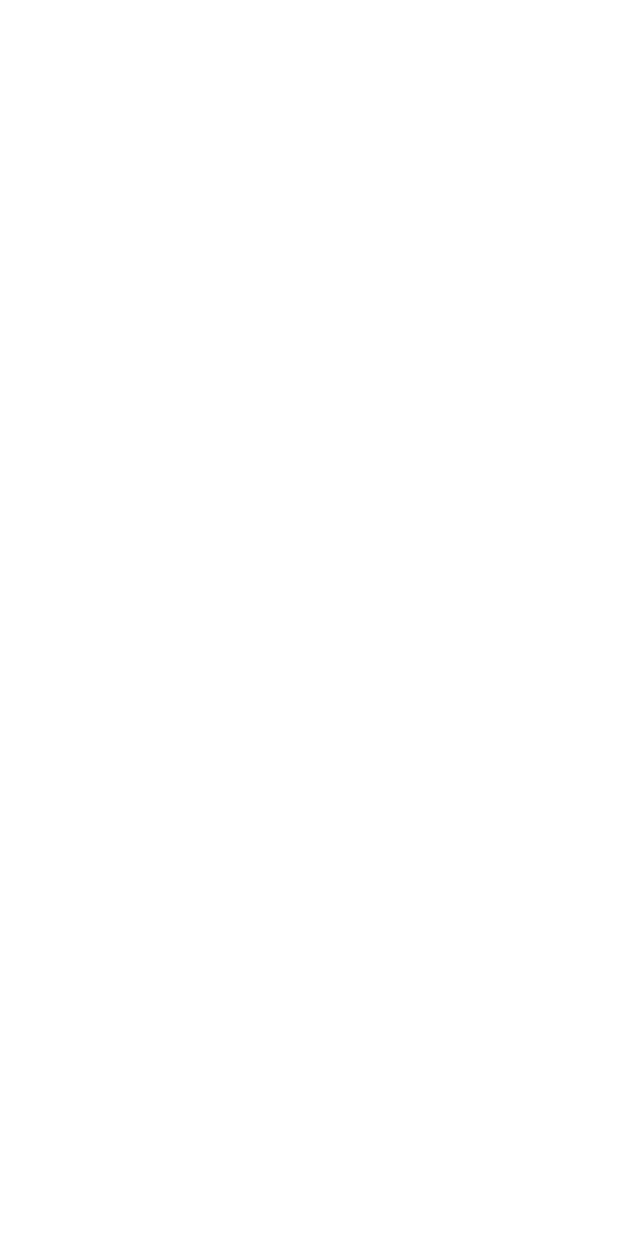
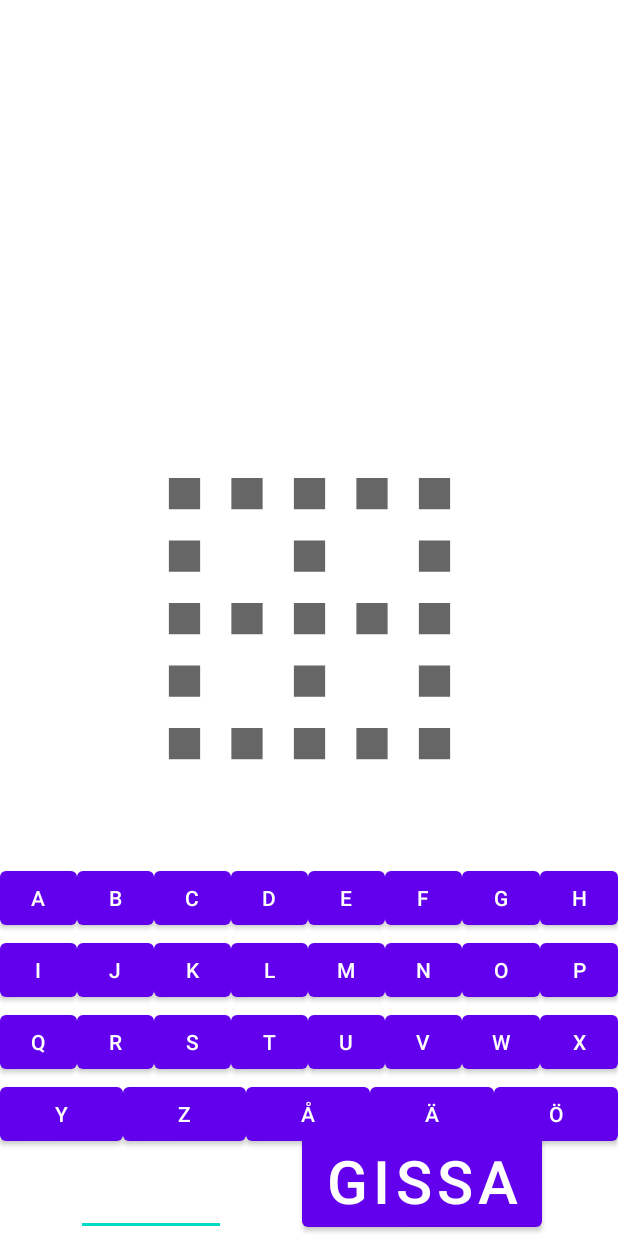
Before and after one commit to pernillaTherese/pernillasHangman, an Android app: the PlayActivity screen opened directly, with no data from a screen before it, on a phone screen of 412 x 824 dp. Before the commit the screen is empty. Run offline under Robolectric (Android 15) with nearby library versions, the phone set to English and light mode, and no system bars.

Commit message:
Closing for the day

```diff
--- /dev/null
+++ b/app/src/main/java/com/pernillatherese/hangman/KeyBoard.java
@@ -0,0 +1,137 @@
+package com.pernillatherese.hangman;
+
+import android.content.Context;
+import android.text.TextUtils;
+import android.util.AttributeSet;
+import android.util.SparseArray;
+import android.view.LayoutInflater;
+import android.view.View;
+import android.view.inputmethod.InputConnection;
+import android.widget.Button;
+import android.widget.LinearLayout;
+
+public class KeyBoard extends LinearLayout implements View.OnClickListener {
+
+    private Button buttonA, buttonB, buttonC, buttonD, buttonE, buttonF, buttonG,
+        buttonH, buttonI, buttonJ, buttonK, buttonL, buttonM, buttonN, buttonO, buttonP, buttonQ,
+        buttonR, buttonS, buttonT, buttonU, buttonV, buttonW, buttonX, buttonY, buttonZ, buttonAU,
+        buttonAE, buttonOE;
+
+    private SparseArray<String> keyValues = new SparseArray<>();
+    private InputConnection inputConnection;
+
+    public KeyBoard(Context context) {
+        this(context, null, 0);
+    }
+
+    public KeyBoard(Context context, AttributeSet attrs) {
+        this(context, attrs, 0);
+    }
+
+    public KeyBoard(Context context, AttributeSet attrs, int defStyleAttr) {
+        super(context, attrs, defStyleAttr);
+        init(context, attrs);
+    }
+
+    private void init(Context context, AttributeSet attrs) {
+        LayoutInflater.from(context).inflate(R.layout.keyboard, this, true);
+        buttonA = (Button) findViewById(R.id.button_a);
+        buttonA.setOnClickListener(this);
+        buttonB = (Button) findViewById(R.id.button_b);
+        buttonB.setOnClickListener(this);
+        buttonC = (Button) findViewById(R.id.button_c);
+        buttonC.setOnClickListener(this);
+        buttonD = (Button) findViewById(R.id.button_d);
+        buttonD.setOnClickListener(this);
+        buttonE = (Button) findViewById(R.id.button_e);
+        buttonE.setOnClickListener(this);
+        buttonF = (Button) findViewById(R.id.button_f);
+        buttonF.setOnClickListener(this);
+        buttonG = (Button) findViewById(R.id.button_g);
+        buttonG.setOnClickListener(this);
+        buttonH = (Button) findViewById(R.id.button_h);
+        buttonH.setOnClickListener(this);
+        buttonI = (Button) findViewById(R.id.button_i);
+        buttonI.setOnClickListener(this);
+        buttonJ = (Button) findViewById(R.id.button_j);
+        buttonJ.setOnClickListener(this);
+        buttonK = (Button) findViewById(R.id.button_k);
+        buttonK.setOnClickListener(this);
+        buttonL = (Button) findViewById(R.id.button_l);
+        buttonL.setOnClickListener(this);
+        buttonM = (Button) findViewById(R.id.button_m);
+        buttonM.setOnClickListener(this);
+        buttonN = (Button) findViewById(R.id.button_n);
+        buttonN.setOnClickListener(this);
+        buttonO = (Button) findViewById(R.id.button_o);
+        buttonO.setOnClickListener(this);
+        buttonP = (Button) findViewById(R.id.button_p);
+        buttonP.setOnClickListener(this);
+        buttonQ = (Button) findViewById(R.id.button_q);
+        buttonQ.setOnClickListener(this);
+        buttonR = (Button) findViewById(R.id.button_r);
+        buttonR.setOnClickListener(this);
+        buttonS = (Button) findViewById(R.id.button_s);
+        buttonS.setOnClickListener(this);
+        buttonT = (Button) findViewById(R.id.button_t);
+        buttonT.setOnClickListener(this);
+        buttonU = (Button) findViewById(R.id.button_u);
+        buttonU.setOnClickListener(this);
+        buttonV = (Button) findViewById(R.id.button_v);
+        buttonV.setOnClickListener(this);
+        buttonX = (Button) findViewById(R.id.button_x);
+        buttonX.setOnClickListener(this);
+        buttonY = (Button) findViewById(R.id.button_y);
+        buttonY.setOnClickListener(this);
+        buttonZ = (Button) findViewById(R.id.button_z);
+        buttonZ.setOnClickListener(this);
+        buttonAU = (Button) findViewById(R.id.button_å);
+        buttonAU.setOnClickListener(this);
+        buttonAE = (Button) findViewById(R.id.button_ä);
+        buttonAE.setOnClickListener(this);
+        buttonOE = (Button) findViewById(R.id.button_ö);
+        buttonOE.setOnClickListener(this);
+
+        keyValues.put(R.id.button_a, "A");
+        keyValues.put(R.id.button_b, "B");
+        keyValues.put(R.id.button_c, "C");
+        keyValues.put(R.id.button_d, "D");
+        keyValues.put(R.id.button_e, "E");
+        keyValues.put(R.id.button_f, "F");
+        keyValues.put(R.id.button_g, "G");
+        keyValues.put(R.id.button_h, "H");
+        keyValues.put(R.id.button_i, "I");
+        keyValues.put(R.id.button_j, "J");
+        keyValues.put(R.id.button_k, "K");
+        keyValues.put(R.id.button_l, "L");
+        keyValues.put(R.id.button_m, "M");
+        keyValues.put(R.id.button_n, "N");
+        keyValues.put(R.id.button_o, "O");
+        keyValues.put(R.id.button_p, "P");
+        keyValues.put(R.id.button_q, "Q");
+        keyValues.put(R.id.button_r, "R");
+        keyValues.put(R.id.button_s, "S");
+        keyValues.put(R.id.button_t, "T");
+        keyValues.put(R.id.button_u, "U");
+        keyValues.put(R.id.button_v, "V");
+        keyValues.put(R.id.button_w, "W");
+        keyValues.put(R.id.button_x, "X");
+        keyValues.put(R.id.button_y, "Y");
+        keyValues.put(R.id.button_z, "Z");
+        keyValues.put(R.id.button_å, "Å");
+        keyValues.put(R.id.button_ä, "Ä");
+        keyValues.put(R.id.button_ö, "Ö");
+    }
+    @Override
+    public void onClick(View view) {
+        if (inputConnection == null)
+            return;
+        }
+
+        public void setInputConnection(InputConnection ic) {
+            inputConnection = ic;
+        }
+
+
+
+}
--- a/app/src/main/java/com/pernillatherese/hangman/PlayActivity.java
+++ b/app/src/main/java/com/pernillatherese/hangman/PlayActivity.java
@@ -2,13 +2,40 @@ package com.pernillatherese.hangman;
 
 import androidx.appcompat.app.AppCompatActivity;
 
+import android.graphics.drawable.AnimationDrawable;
+import android.inputmethodservice.Keyboard;
 import android.os.Bundle;
+import android.text.InputType;
+import android.view.inputmethod.EditorInfo;
+import android.view.inputmethod.InputConnection;
+import android.widget.EditText;
+import android.widget.ImageView;
 
 public class PlayActivity extends AppCompatActivity {
+    AnimationDrawable firstAnimation;
 
     @Override
     protected void onCreate(Bundle savedInstanceState) {
         super.onCreate(savedInstanceState);
         setContentView(R.layout.activity_play);
+
+        ImageView animView = findViewById(R.id.anim_view);
+        animView.setBackgroundResource(R.drawable.first_animation);
+        firstAnimation = (AnimationDrawable) animView.getBackground();
+
+        //Keyboard setting
+        EditText guessEdit = findViewById(R.id.guess_edit);
+        KeyBoard keyboard = findViewById(R.id.keyboard);
+        guessEdit.setRawInputType(InputType.TYPE_CLASS_TEXT);
+        guessEdit.setTextIsSelectable(true);
+
+        InputConnection ic = guessEdit.onCreateInputConnection(new EditorInfo());
+        keyboard.setInputConnection(ic);
+    }
+
+    @Override
+    public void onWindowFocusChanged(boolean hasFocus) {
+        super.onWindowFocusChanged(hasFocus);
+        firstAnimation.start();
     }
 }
--- a/app/src/main/java/com/pernillatherese/hangman/StartActivity.java
+++ b/app/src/main/java/com/pernillatherese/hangman/StartActivity.java
@@ -2,7 +2,10 @@ package com.pernillatherese.hangman;
 
 import androidx.appcompat.app.AppCompatActivity;
 
+import android.content.Intent;
 import android.os.Bundle;
+import android.view.View;
+import android.widget.Button;
 
 public class StartActivity extends AppCompatActivity {
 
@@ -10,5 +13,17 @@ public class StartActivity extends AppCompatActivity {
     protected void onCreate(Bundle savedInstanceState) {
         super.onCreate(savedInstanceState);
         setContentView(R.layout.activity_start);
+
+        // Go to play Activity
+        final Button playBtn = findViewById(R.id.play_btn);
+        playBtn.setOnClickListener(new View.OnClickListener() {
+            public void onClick(View view) {
+                Intent intent = new Intent(getApplicationContext(), PlayActivity.class);
+                startActivity(intent);
+            }
+        });
+
+        //TODO: About_btn intent to info view - Fragment or Activity?
+
     }
 }
--- /dev/null
+++ b/app/src/main/res/drawable/first_animation.xml
@@ -0,0 +1,21 @@
+<?xml version="1.0" encoding="utf-8"?>
+<animation-list xmlns:android="http://schemas.android.com/apk/res/android">
+
+    <item
+        android:drawable="@drawable/first_border_01"
+        android:duration="400"/>
+
+    <item
+        android:drawable="@drawable/first_border_02"
+        android:duration="400"/>
+
+    <item
+        android:drawable="@drawable/first_border_03"
+        android:duration="400"/>
+
+    <item
+        android:drawable="@drawable/first_border_04"
+        android:duration="400"/>
+
+
+</animation-list>
--- /dev/null
+++ b/app/src/main/res/drawable/first_border_01.xml
@@ -0,0 +1,10 @@
+<vector xmlns:android="http://schemas.android.com/apk/res/android"
+    android:width="24dp"
+    android:height="24dp"
+    android:viewportWidth="24"
+    android:viewportHeight="24"
+    android:tint="?attr/colorControlNormal">
+  <path
+      android:fillColor="@android:color/white"
+      android:pathData="M7,5h2L9,3L7,3v2zM7,13h2v-2L7,11v2zM7,21h2v-2L7,19v2zM11,17h2v-2h-2v2zM11,21h2v-2h-2v2zM3,21h2v-2L3,19v2zM3,17h2v-2L3,15v2zM3,13h2v-2L3,11v2zM3,9h2L5,7L3,7v2zM3,5h2L5,3L3,3v2zM11,13h2v-2h-2v2zM19,17h2v-2h-2v2zM19,13h2v-2h-2v2zM19,21h2v-2h-2v2zM19,9h2L21,7h-2v2zM11,9h2L13,7h-2v2zM19,3v2h2L21,3h-2zM11,5h2L13,3h-2v2zM15,21h2v-2h-2v2zM15,13h2v-2h-2v2zM15,5h2L17,3h-2v2z"/>
+</vector>
--- /dev/null
+++ b/app/src/main/res/drawable/first_border_02.xml
@@ -0,0 +1,10 @@
+<vector xmlns:android="http://schemas.android.com/apk/res/android"
+    android:width="24dp"
+    android:height="24dp"
+    android:viewportWidth="24"
+    android:viewportHeight="24"
+    android:tint="?attr/colorControlNormal">
+  <path
+      android:fillColor="@android:color/white"
+      android:pathData="M9,11L7,11v2h2v-2zM13,15h-2v2h2v-2zM9,3L7,3v2h2L9,3zM13,11h-2v2h2v-2zM5,3L3,3v2h2L5,3zM13,7h-2v2h2L13,7zM17,11h-2v2h2v-2zM13,3h-2v2h2L13,3zM17,3h-2v2h2L17,3zM19,13h2v-2h-2v2zM19,17h2v-2h-2v2zM5,7L3,7v2h2L5,7zM19,3v2h2L21,3h-2zM19,9h2L21,7h-2v2zM5,11L3,11v2h2v-2zM3,21h18v-2L3,19v2zM5,15L3,15v2h2v-2z"/>
+</vector>
--- /dev/null
+++ b/app/src/main/res/drawable/first_border_03.xml
@@ -0,0 +1,10 @@
+<vector xmlns:android="http://schemas.android.com/apk/res/android"
+    android:width="24dp"
+    android:height="24dp"
+    android:viewportWidth="24"
+    android:viewportHeight="24"
+    android:tint="?attr/colorControlNormal">
+  <path
+      android:fillColor="@android:color/white"
+      android:pathData="M11,21h2v-2h-2v2zM11,17h2v-2h-2v2zM11,5h2L13,3h-2v2zM11,9h2L13,7h-2v2zM11,13h2v-2h-2v2zM7,21h2v-2L7,19v2zM7,5h2L9,3L7,3v2zM7,13h2v-2L7,11v2zM3,21h2L5,3L3,3v18zM19,9h2L21,7h-2v2zM15,21h2v-2h-2v2zM19,17h2v-2h-2v2zM19,3v2h2L21,3h-2zM19,13h2v-2h-2v2zM19,21h2v-2h-2v2zM15,13h2v-2h-2v2zM15,5h2L17,3h-2v2z"/>
+</vector>
--- /dev/null
+++ b/app/src/main/res/drawable/first_border_04.xml
@@ -0,0 +1,10 @@
+<vector xmlns:android="http://schemas.android.com/apk/res/android"
+    android:width="24dp"
+    android:height="24dp"
+    android:viewportWidth="24"
+    android:viewportHeight="24"
+    android:tint="?attr/colorControlNormal">
+  <path
+      android:fillColor="@android:color/white"
+      android:pathData="M7,21h2v-2L7,19v2zM3,5h2L5,3L3,3v2zM7,5h2L9,3L7,3v2zM7,13h2v-2L7,11v2zM3,21h2v-2L3,19v2zM11,21h2v-2h-2v2zM3,13h2v-2L3,11v2zM3,17h2v-2L3,15v2zM3,9h2L5,7L3,7v2zM11,17h2v-2h-2v2zM15,13h2v-2h-2v2zM19,3v18h2L21,3h-2zM15,21h2v-2h-2v2zM15,5h2L17,3h-2v2zM11,13h2v-2h-2v2zM11,5h2L13,3h-2v2zM11,9h2L13,7h-2v2z"/>
+</vector>
--- a/app/src/main/res/layout/activity_play.xml
+++ b/app/src/main/res/layout/activity_play.xml
@@ -1,9 +1,75 @@
 <?xml version="1.0" encoding="utf-8"?>
-<androidx.constraintlayout.widget.ConstraintLayout xmlns:android="http://schemas.android.com/apk/res/android"
+<androidx.constraintlayout.widget.ConstraintLayout
+    xmlns:android="http://schemas.android.com/apk/res/android"
     xmlns:app="http://schemas.android.com/apk/res-auto"
     xmlns:tools="http://schemas.android.com/tools"
     android:layout_width="match_parent"
     android:layout_height="match_parent"
     tools:context=".PlayActivity">
 
+    <ImageView
+        android:id="@+id/anim_view"
+        android:layout_width="250dp"
+        android:layout_height="250dp"
+        app:layout_constraintTop_toTopOf="parent"
+        app:layout_constraintBottom_toBottomOf="parent"
+        app:layout_constraintStart_toStartOf="parent"
+        app:layout_constraintEnd_toEndOf="parent">
+    </ImageView>
+
+    <TextSwitcher
+        android:id="@+id/correct_word_txt"
+        android:layout_width="250dp"
+        android:layout_height="wrap_content"
+        app:layout_constraintTop_toBottomOf="@id/anim_view"
+        app:layout_constraintStart_toStartOf="parent"
+        app:layout_constraintEnd_toEndOf="parent">
+    </TextSwitcher>
+
+    <TextView
+        android:id="@+id/guessed_letters_txt"
+        android:textSize="40sp"
+        android:layout_width="match_parent"
+        android:layout_height="wrap_content"
+        app:layout_constraintTop_toBottomOf="@id/correct_word_txt"
+        app:layout_constraintStart_toStartOf="parent"
+        app:layout_constraintEnd_toEndOf="parent">
+    </TextView>
+
+    <com.pernillatherese.hangman.KeyBoard
+        android:id="@+id/keyboard"
+        android:layout_width="match_parent"
+        android:layout_height="wrap_content"
+        app:layout_constraintTop_toBottomOf="@id/guessed_letters_txt"
+        app:layout_constraintBottom_toTopOf="@id/guess_btn"
+        app:layout_constraintStart_toStartOf="parent"
+        app:layout_constraintEnd_toEndOf="parent"
+        android:orientation="vertical"/>
+
+
+
+    <EditText
+        android:id="@+id/guess_edit"
+        android:textSize="40sp"
+        android:layout_width="100dp"
+        android:layout_height="wrap_content"
+        app:layout_constraintBottom_toBottomOf="parent"
+        app:layout_constraintStart_toStartOf="parent"
+        app:layout_constraintEnd_toStartOf="@id/guess_btn"
+        >
+
+    </EditText>
+
+    <Button
+        android:id="@+id/guess_btn"
+        android:text="@string/guess_btn"
+        android:textSize="40sp"
+        android:layout_width="wrap_content"
+        android:layout_height="wrap_content"
+        app:layout_constraintBottom_toBottomOf="parent"
+        app:layout_constraintStart_toEndOf="@id/guess_edit"
+        app:layout_constraintEnd_toEndOf="parent">
+
+    </Button>
+
 </androidx.constraintlayout.widget.ConstraintLayout>
--- a/app/src/main/res/layout/activity_start.xml
+++ b/app/src/main/res/layout/activity_start.xml
@@ -23,8 +23,7 @@
         android:layout_width="200dp"
         android:layout_height="wrap_content"
         android:layout_centerHorizontal="true"
-        android:layout_above="@id/about_btn"
-        android:clickable="true">
+        android:layout_above="@id/about_btn">
     </Button>
 
     <Button
--- /dev/null
+++ b/app/src/main/res/layout/keyboard.xml
@@ -0,0 +1,235 @@
+<?xml version="1.0" encoding="utf-8"?>
+<merge xmlns:android="http://schemas.android.com/apk/res/android"
+    xmlns:app="http://schemas.android.com/apk/res-auto">
+
+    <LinearLayout
+        android:layout_width="match_parent"
+        android:layout_height="wrap_content"
+        android:orientation="horizontal">
+
+        <Button
+            android:id="@+id/button_a"
+            android:layout_width="0dp"
+            android:layout_height="wrap_content"
+            android:layout_weight="1"
+            android:text="A"/>
+
+        <Button
+            android:id="@+id/button_b"
+            android:layout_width="0dp"
+            android:layout_height="wrap_content"
+            android:layout_weight="1"
+            android:text="B"/>
+
+        <Button
+            android:id="@+id/button_c"
+            android:layout_width="0dp"
+            android:layout_height="wrap_content"
+            android:layout_weight="1"
+            android:text="C"/>
+
+        <Button
+            android:id="@+id/button_d"
+            android:layout_width="0dp"
+            android:layout_height="wrap_content"
+            android:layout_weight="1"
+            android:text="D"/>
+
+        <Button
+            android:id="@+id/button_e"
+            android:layout_width="0dp"
+            android:layout_height="wrap_content"
+            android:layout_weight="1"
+            android:text="E"/>
+
+        <Button
+            android:id="@+id/button_f"
+            android:layout_width="0dp"
+            android:layout_height="wrap_content"
+            android:layout_weight="1"
+            android:text="F"/>
+
+        <Button
+            android:id="@+id/button_g"
+            android:layout_width="0dp"
+            android:layout_height="wrap_content"
+            android:layout_weight="1"
+            android:text="G"/>
+
+        <Button
+            android:id="@+id/button_h"
+            android:layout_width="0dp"
+            android:layout_height="wrap_content"
+            android:layout_weight="1"
+            android:text="H"/>
+
+    </LinearLayout>
+
+    <LinearLayout
+        android:layout_width="match_parent"
+        android:layout_height="wrap_content"
+        android:orientation="horizontal">
+
+        <Button
+            android:id="@+id/button_i"
+            android:layout_width="0dp"
+            android:layout_height="wrap_content"
+            android:layout_weight="1"
+            android:text="I"/>
+
+        <Button
+            android:id="@+id/button_j"
+            android:layout_width="0dp"
+            android:layout_height="wrap_content"
+            android:layout_weight="1"
+            android:text="J"/>
+
+        <Button
+            android:id="@+id/button_k"
+            android:layout_width="0dp"
+            android:layout_height="wrap_content"
+            android:layout_weight="1"
+            android:text="K"/>
+
+        <Button
+            android:id="@+id/button_l"
+            android:layout_width="0dp"
+            android:layout_height="wrap_content"
+            android:layout_weight="1"
+            android:text="L"/>
+
+        <Button
+            android:id="@+id/button_m"
+            android:layout_width="0dp"
+            android:layout_height="wrap_content"
+            android:layout_weight="1"
+            android:text="M"/>
+
+        <Button
+            android:id="@+id/button_n"
+            android:layout_width="0dp"
+            android:layout_height="wrap_content"
+            android:layout_weight="1"
+            android:text="N"/>
+
+        <Button
+            android:id="@+id/button_o"
+            android:layout_width="0dp"
+            android:layout_height="wrap_content"
+            android:layout_weight="1"
+            android:text="O"/>
+
+        <Button
+            android:id="@+id/button_p"
+            android:layout_width="0dp"
+            android:layout_height="wrap_content"
+            android:layout_weight="1"
+            android:text="P"/>
+    </LinearLayout>
+
+    <LinearLayout
+        android:layout_width="match_parent"
+        android:layout_height="wrap_content"
+        android:orientation="horizontal">
+
+        <Button
+            android:id="@+id/button_q"
+            android:layout_width="0dp"
+            android:layout_height="wrap_content"
+            android:layout_weight="1"
+            android:text="Q"/>
+
+        <Button
+            android:id="@+id/button_r"
+            android:layout_width="0dp"
+            android:layout_height="wrap_content"
+            android:layout_weight="1"
+            android:text="R"/>
+
+        <Button
+            android:id="@+id/button_s"
+            android:layout_width="0dp"
+            android:layout_height="wrap_content"
+            android:layout_weight="1"
+            android:text="S"/>
+
+        <Button
+            android:id="@+id/button_t"
+            android:layout_width="0dp"
+            android:layout_height="wrap_content"
+            android:layout_weight="1"
+            android:text="T"/>
+
+        <Button
+            android:id="@+id/button_u"
+            android:layout_width="0dp"
+            android:layout_height="wrap_content"
+            android:layout_weight="1"
+            android:text="U"/>
+
+        <Button
+            android:id="@+id/button_v"
+            android:layout_width="0dp"
+            android:layout_height="wrap_content"
+            android:layout_weight="1"
+            android:text="V"/>
+
+        <Button
+            android:id="@+id/button_w"
+            android:layout_width="0dp"
+            android:layout_height="wrap_content"
+            android:layout_weight="1"
+            android:text="W"/>
+
+        <Button
+            android:id="@+id/button_x"
+            android:layout_width="0dp"
+            android:layout_height="wrap_content"
+            android:layout_weight="1"
+            android:text="X"/>
+
+    </LinearLayout>
+
+    <LinearLayout
+        android:layout_width="match_parent"
+        android:layout_height="wrap_content"
+        android:orientation="horizontal">
+
+        <Button
+            android:id="@+id/button_y"
+            android:layout_width="0dp"
+            android:layout_height="wrap_content"
+            android:layout_weight="1"
+            android:text="Y"/>
+
+        <Button
+            android:id="@+id/button_z"
+            android:layout_width="0dp"
+            android:layout_height="wrap_content"
+            android:layout_weight="1"
+            android:text="Z"/>
+
+        <Button
+            android:id="@+id/button_å"
+            android:layout_width="0dp"
+            android:layout_height="wrap_content"
+            android:layout_weight="1"
+            android:text="Å"/>
+
+        <Button
+            android:id="@+id/button_ä"
+            android:layout_width="0dp"
+            android:layout_height="wrap_content"
+            android:layout_weight="1"
+            android:text="Ä"/>
+
+        <Button
+            android:id="@+id/button_ö"
+            android:layout_width="0dp"
+            android:layout_height="wrap_content"
+            android:layout_weight="1"
+            android:text="Ö"/>
+
+    </LinearLayout>
+
+</merge>
--- a/app/src/main/res/values/strings.xml
+++ b/app/src/main/res/values/strings.xml
@@ -11,4 +11,5 @@
 
     <string name="hello_first_fragment">Hello first fragment</string>
     <string name="hello_second_fragment">Hello second fragment. Arg: %1$s</string>
+    <string name="guess_btn">GISSA</string>
 </resources>
```
